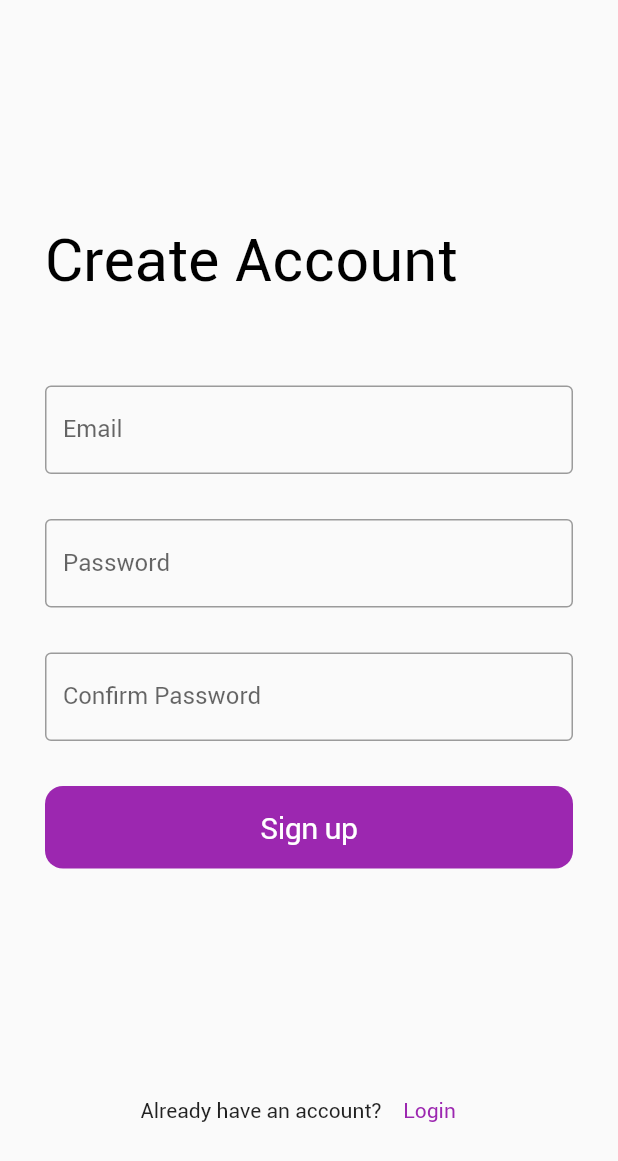
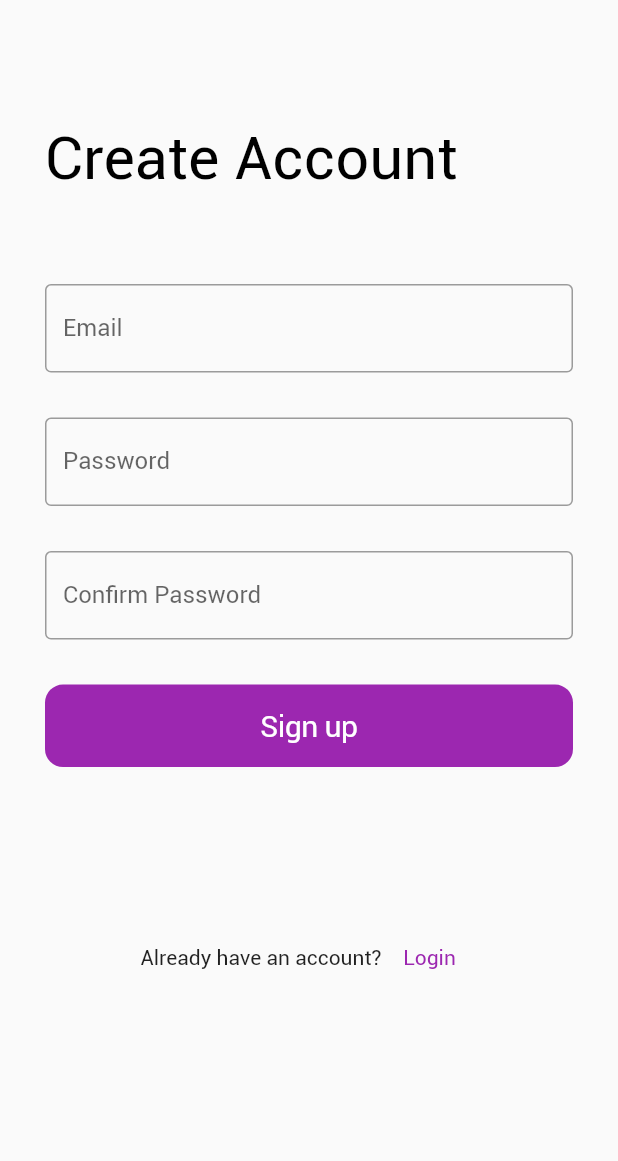
Before and after one commit to andrewwu-dev/Fitdle_App, a Flutter app: the screen it shows after launch, after a tap on "Sign up", on a phone screen of 412 x 824 dp. Shown: the top 1161 px of the screen. Run offline on Flutter 3.47's test engine with Material 2 defaults, Android fonts, the phone set to English and light mode, and no system bars; our stand-ins replace dio, firebase_auth, firebase_core, fluttertoast, get_it, rxdart; accounts and stored records are empty.

Commit message:
layout changes for signin/signup and some error checking

```diff
--- a/Fitdle/lib/pages/analytics/analytics_screen.dart
+++ b/Fitdle/lib/pages/analytics/analytics_screen.dart
@@ -15,6 +15,7 @@ class _AnalyticsScreenState extends State<AnalyticsScreen> {
     return Scaffold(
       resizeToAvoidBottomInset: false,
       appBar: AppBar(
+        automaticallyImplyLeading: false,
         centerTitle: false,
         backgroundColor: const Color.fromARGB(255, 240, 240, 240),
         title: const Text(
--- a/Fitdle/lib/pages/login/login_screen.dart
+++ b/Fitdle/lib/pages/login/login_screen.dart
@@ -56,12 +56,12 @@ class _LoginScreenState extends State<LoginScreen> {
             resizeToAvoidBottomInset: false,
             body: Container(
               alignment: Alignment.topLeft,
-              padding: const EdgeInsets.only(top: topPadding, left: regular, right: regular),
+              padding: EdgeInsets.only(top: size.height/12, left: regular, right: regular),
               child: Column(
                   crossAxisAlignment: CrossAxisAlignment.stretch,
                   children: [
                     fitdleText(appName, h1),
-                    const SizedBox(height: 100),
+                    SizedBox(height: size.height / 6),
                     fitdleTextField(emailController, email),
                     const SizedBox(height: regular),
                     fitdlePasswordField(passwordController, password),
@@ -73,14 +73,14 @@ class _LoginScreenState extends State<LoginScreen> {
                           style: TextStyle(fontFamily: 'Roboto', fontSize: hint)
                       ),
                     ),
-                    SizedBox(height: regular),
+                    const SizedBox(height: regular),
                     primaryButton(login, loginButtonPressed),
                     // Push create account button to bottom of screen
-                    SizedBox(height: size.height / 5),
+                    SizedBox(height: size.height / 6),
                     Row(
                       mainAxisAlignment: MainAxisAlignment.center,
                       children: [
-                        Text(
+                        const Text(
                             noAccount
                         ),
                         TextButton(
@@ -110,7 +110,10 @@ class _LoginScreenState extends State<LoginScreen> {
   var passwordController = TextEditingController();
 
   loginButtonPressed() {
-    _isLoading = true;
+    setState(() {
+      _isLoading = true;
+
+    });
     _loginVM.login(emailController.text, passwordController.text);
     _isLoading = false;
   }
--- a/Fitdle/lib/pages/redeem/redeem_screen.dart
+++ b/Fitdle/lib/pages/redeem/redeem_screen.dart
@@ -15,6 +15,7 @@ class _RedeemScreenState extends State<RedeemScreen> {
     return Scaffold(
       resizeToAvoidBottomInset: false,
       appBar: AppBar(
+        automaticallyImplyLeading: false,
         centerTitle: false,
         backgroundColor: const Color.fromARGB(255, 240, 240, 240),
         title: const Text(
--- a/Fitdle/lib/pages/settings/settings_screen.dart
+++ b/Fitdle/lib/pages/settings/settings_screen.dart
@@ -15,6 +15,7 @@ class _SettingsScreenState extends State<SettingsScreen> {
     return Scaffold(
       resizeToAvoidBottomInset: false,
       appBar: AppBar(
+        automaticallyImplyLeading: false,
         centerTitle: false,
         backgroundColor: const Color.fromARGB(255, 240, 240, 240),
         title: const Text(
--- a/Fitdle/lib/pages/signup/create_account/create_account_screen.dart
+++ b/Fitdle/lib/pages/signup/create_account/create_account_screen.dart
@@ -60,7 +60,7 @@ class _CreateAccountScreenState extends State<CreateAccountScreen> {
               children: [
                 Container(
                   alignment: Alignment.topLeft,
-                  padding: const EdgeInsets.fromLTRB (regular, topPadding, regular, 0),
+                  padding: EdgeInsets.fromLTRB (regular, size.height / 10, regular, 0),
                   child: Column(
                     crossAxisAlignment: CrossAxisAlignment.stretch,
                     children: [
@@ -73,7 +73,7 @@ class _CreateAccountScreenState extends State<CreateAccountScreen> {
                       fitdlePasswordField(confirmPasswordController, confirmPassword),
                       const SizedBox(height: regular),
                       primaryButton(signup, signupButtonPressed, isEnabled: !_isLoading),
-                      SizedBox(height: size.height / 6),
+                      SizedBox(height: size.height / 8),
                       loginButton()
                     ],
                   ),
--- a/Fitdle/lib/repository/base_repository.dart
+++ b/Fitdle/lib/repository/base_repository.dart
@@ -2,7 +2,10 @@ import 'package:dio/dio.dart';
 import 'package:fitdle/repository/api_response.dart';
 
 class BaseRepository {
+  // Note: for dev purposes choose a base url depending on ios or android
   final String _baseURL = "http://10.0.2.2:8000";
+  //final String _baseURL = "http://localhost:8000";
+
   final Dio _dio = Dio();
 
   Future<Object> fetch(endpoint, params) async {
```
Also changed, not shown: Fitdle/lib/pages/home/home_screen.dart (+26 -14 lines), Fitdle/lib/pages/login/login_vm.dart (+4 -5 lines), Fitdle/lib/pages/signup/birthday/birthday_screen.dart (+7 -5 lines), Fitdle/lib/pages/signup/personal_info/personal_info_screen.dart (+4 -4 lines), Fitdle/lib/repository/user_repository.dart (+9 -9 lines).
